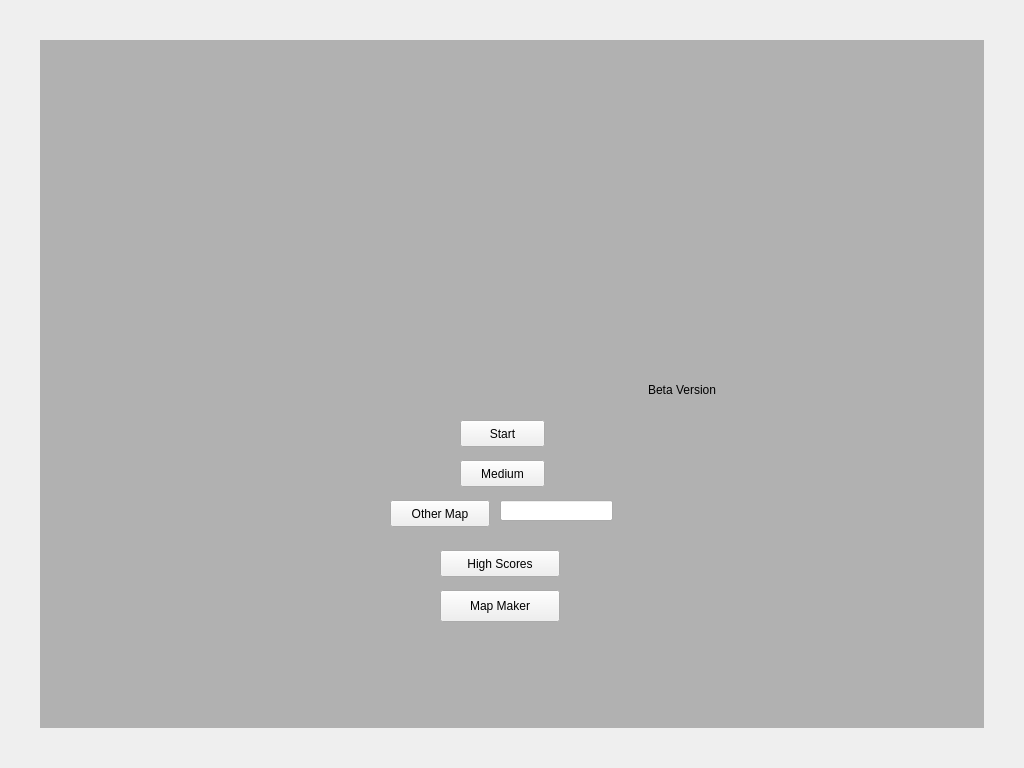
First picture: the form in titlescreen.ui, repository bstee615/project, before the edit.
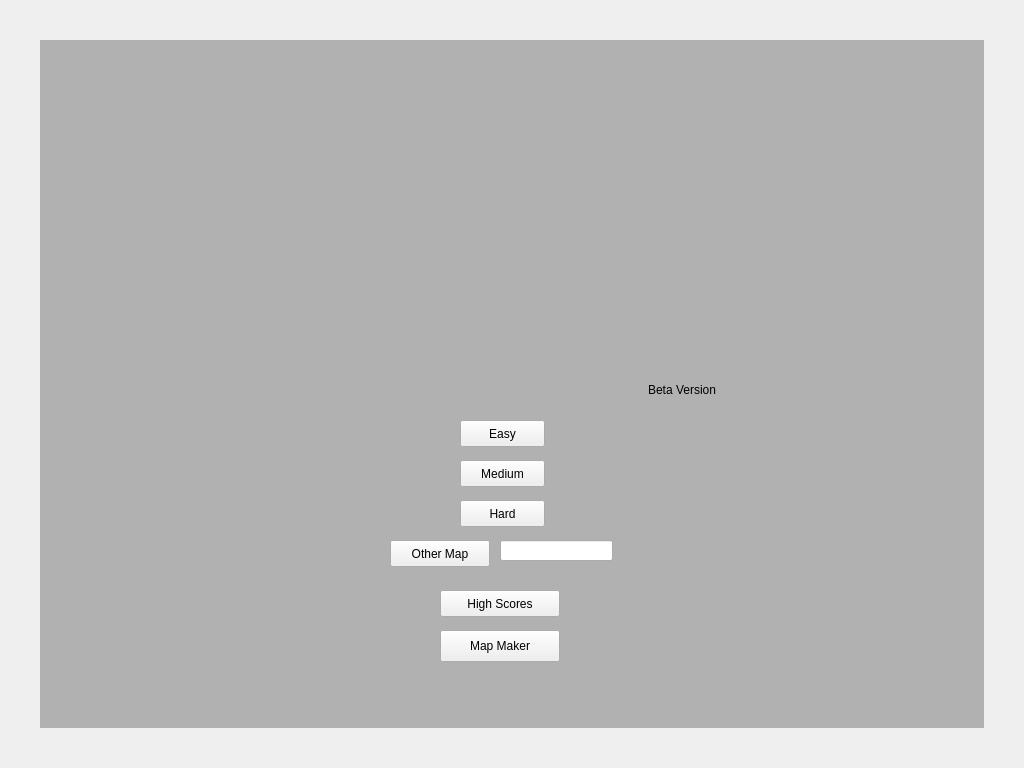
Second picture: the form after the edit. Icons and pictures are not drawn.

Commit message: Added hard.lv a map created by my sister

```diff
--- a/titlescreen.ui
+++ b/titlescreen.ui
@@ -42,7 +42,7 @@
     </rect>
    </property>
    <property name="text">
-    <string>Start</string>
+    <string>Easy</string>
    </property>
   </widget>
   <widget class="QLabel" name="lblBackground">
@@ -84,7 +84,7 @@
    <property name="geometry">
     <rect>
      <x>440</x>
-     <y>550</y>
+     <y>590</y>
      <width>120</width>
      <height>27</height>
     </rect>
@@ -97,7 +97,7 @@
    <property name="geometry">
     <rect>
      <x>440</x>
-     <y>590</y>
+     <y>630</y>
      <width>120</width>
      <height>32</height>
     </rect>
@@ -123,7 +123,7 @@
    <property name="geometry">
     <rect>
      <x>390</x>
-     <y>500</y>
+     <y>540</y>
      <width>100</width>
      <height>27</height>
     </rect>
@@ -136,12 +136,25 @@
    <property name="geometry">
     <rect>
      <x>500</x>
-     <y>500</y>
+     <y>540</y>
      <width>113</width>
      <height>21</height>
     </rect>
    </property>
   </widget>
+  <widget class="QPushButton" name="btnHard">
+   <property name="geometry">
+    <rect>
+     <x>460</x>
+     <y>500</y>
+     <width>85</width>
+     <height>27</height>
+    </rect>
+   </property>
+   <property name="text">
+    <string>Hard</string>
+   </property>
+  </widget>
   <zorder>lblBackground</zorder>
   <zorder>label</zorder>
   <zorder>btnStart</zorder>
@@ -151,6 +164,7 @@
   <zorder>btnMedium</zorder>
   <zorder>btnOtherMap</zorder>
   <zorder>leOtherMap</zorder>
+  <zorder>btnHard</zorder>
  </widget>
  <resources>
   <include location="resources.qrc"/>
```
The commit also changes 4 other files.
